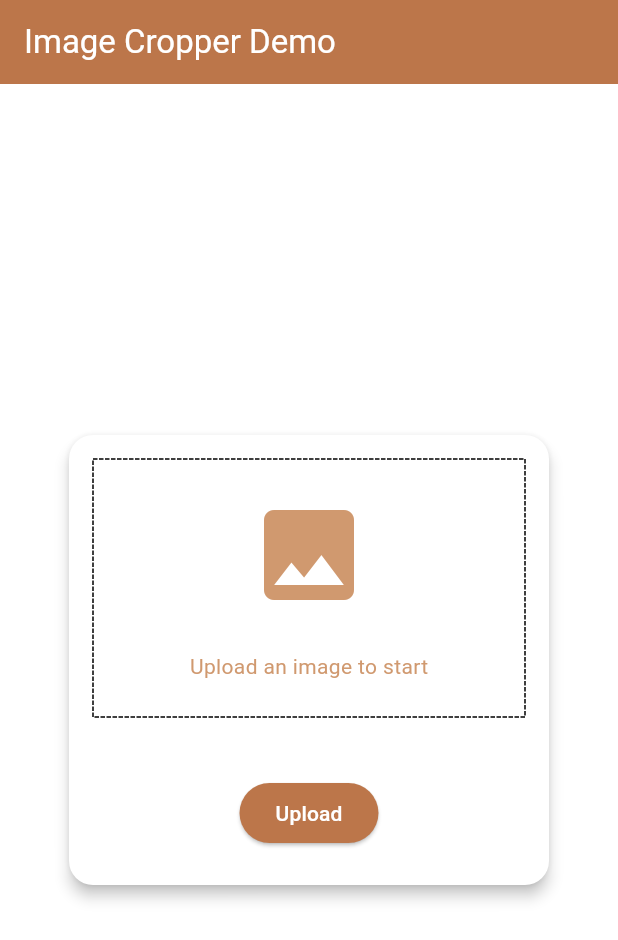
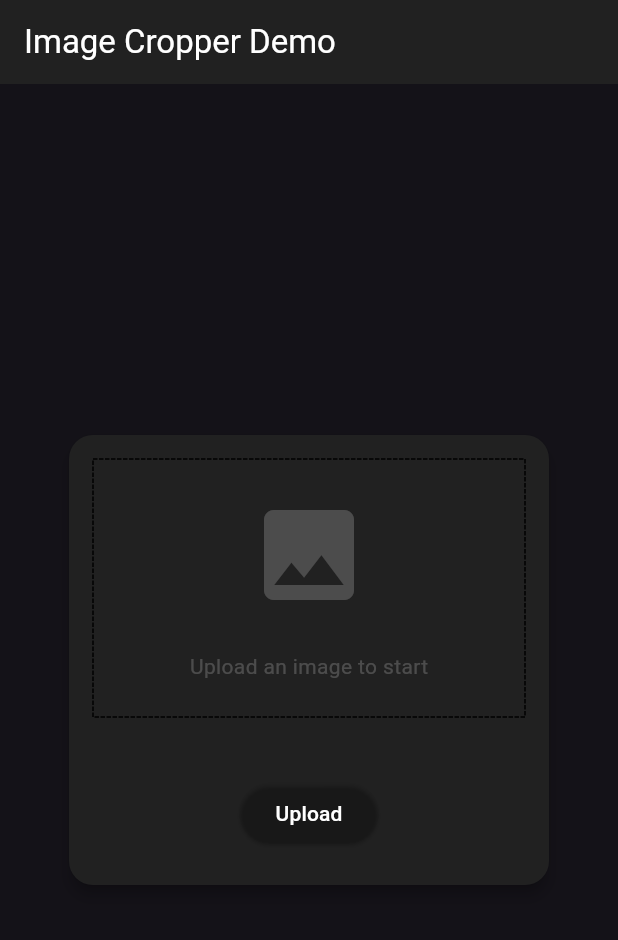
Before and after one commit to tudorilisoi/e4_ocr, a Flutter app: the screen it shows after launch, on a phone screen of 412 x 824 dp. Shown: the top 940 px of the screen. Run offline on Flutter 3.47's test engine with Material 3 defaults, Android fonts, the phone set to English and light mode, and no system bars; drawn by our look-alikes of dotted_border; our stand-ins replace image_cropper, image_picker; missing offline and left inert: google_mlkit_commons, google_mlkit_text_recognition.

Commit message:
WIP; stable
Signed-off-by: Tudor Ilisoi <tudorilisoi@yahoo.com>

```diff
--- a/lib/main.dart
+++ b/lib/main.dart
@@ -17,6 +17,42 @@ void main() {
   runApp(const MyApp());
 }
 
+ThemeData darkTheme(Color baseColor) => ThemeData.dark().copyWith(
+  primaryColor: baseColor,
+  colorScheme: ColorScheme.dark(
+    primary: baseColor,
+    secondary: baseColor.withOpacity(0.8),
+    surface: Colors.grey[900]!,
+    onPrimary: Colors.white, // Text/icon color when on primary
+    onSecondary: Colors.white, // Text/icon color when on secondary
+    onSurface: Colors.white, // Default text/icon color
+  ),
+  floatingActionButtonTheme: FloatingActionButtonThemeData(
+    backgroundColor: baseColor,
+    foregroundColor: Colors.white, // Ensures icon is visible
+  ),
+  elevatedButtonTheme: ElevatedButtonThemeData(
+    style: ElevatedButton.styleFrom(
+      foregroundColor: Colors.white,
+      backgroundColor: baseColor,
+    ),
+  ),
+  textButtonTheme: TextButtonThemeData(
+    style: TextButton.styleFrom(foregroundColor: baseColor),
+  ),
+  outlinedButtonTheme: OutlinedButtonThemeData(
+    style: OutlinedButton.styleFrom(
+      foregroundColor: baseColor,
+      side: BorderSide(color: baseColor),
+    ),
+  ),
+  toggleButtonsTheme: ToggleButtonsThemeData(
+    color: baseColor.withOpacity(0.6),
+    selectedColor: baseColor,
+    fillColor: baseColor.withOpacity(0.1),
+  ),
+);
+
 class MyApp extends StatelessWidget {
   const MyApp({super.key});
 
@@ -25,60 +61,7 @@ class MyApp extends StatelessWidget {
   Widget build(BuildContext context) {
     return MaterialApp(
       title: 'Flutter Demo',
-      theme: ThemeData(
-        highlightColor: const Color(0xFFD0996F),
-        canvasColor: const Color(0xFFFDF5EC),
-        textTheme: TextTheme(
-          headlineSmall: ThemeData.light().textTheme.headlineSmall!.copyWith(
-            color: const Color(0xFFBC764A),
-          ),
-        ),
-        iconTheme: IconThemeData(color: Colors.grey[600]),
-        appBarTheme: const AppBarTheme(
-          backgroundColor: Color(0xFFBC764A),
-          centerTitle: false,
-          foregroundColor: Colors.white,
-          actionsIconTheme: IconThemeData(color: Colors.white),
-        ),
-        elevatedButtonTheme: ElevatedButtonThemeData(
-          style: ButtonStyle(
-            backgroundColor: WidgetStateColor.resolveWith(
-              (states) => const Color(0xFFBC764A),
-            ),
-            foregroundColor: WidgetStateColor.resolveWith(
-              (states) => Colors.white,
-            ),
-          ),
-        ),
-        outlinedButtonTheme: OutlinedButtonThemeData(
-          style: ButtonStyle(
-            foregroundColor: WidgetStateColor.resolveWith(
-              (states) => const Color(0xFFBC764A),
-            ),
-            side: WidgetStateBorderSide.resolveWith(
-              (states) => const BorderSide(color: Color(0xFFBC764A)),
-            ),
-          ),
-        ),
-        textButtonTheme: TextButtonThemeData(
-          style: ButtonStyle(
-            foregroundColor: WidgetStateColor.resolveWith(
-              (states) => const Color(0xFFBC764A),
-            ),
-          ),
-        ),
-        iconButtonTheme: IconButtonThemeData(
-          style: ButtonStyle(
-            foregroundColor: WidgetStateColor.resolveWith(
-              (states) => const Color(0xFFBC764A),
-            ),
-          ),
-        ),
-        colorScheme: ColorScheme.fromSwatch().copyWith(
-          background: const Color(0xFFFDF5EC),
-          primary: const Color(0xFFD0996F),
-        ),
-      ),
+      theme: darkTheme(Color(0x303f9f)),
       home: const HomePage(title: 'Image Cropper Demo'),
     );
   }
@@ -189,7 +172,7 @@ class _HomePageState extends State<HomePage> {
           onPressed: () {
             _clear();
           },
-          backgroundColor: Colors.redAccent,
+          // backgroundColor: Colors.redAccent,
           tooltip: 'Delete',
           child: const Icon(Icons.delete),
         ),
@@ -200,7 +183,7 @@ class _HomePageState extends State<HomePage> {
               onPressed: () {
                 _cropImage();
               },
-              backgroundColor: const Color(0xFFBC764A),
+              // backgroundColor: const Color(0xFFBC764A),
               tooltip: 'Crop',
               child: const Icon(Icons.crop),
             ),
@@ -287,8 +270,8 @@ class _HomePageState extends State<HomePage> {
         uiSettings: [
           AndroidUiSettings(
             toolbarTitle: 'Cropper',
-            toolbarColor: Colors.deepOrange,
-            toolbarWidgetColor: Colors.white,
+            toolbarColor: Color(0x303f9f),
+            toolbarWidgetColor: Colors.black,
             initAspectRatio: CropAspectRatioPreset.square,
             lockAspectRatio: false,
             aspectRatioPresets: [
```
